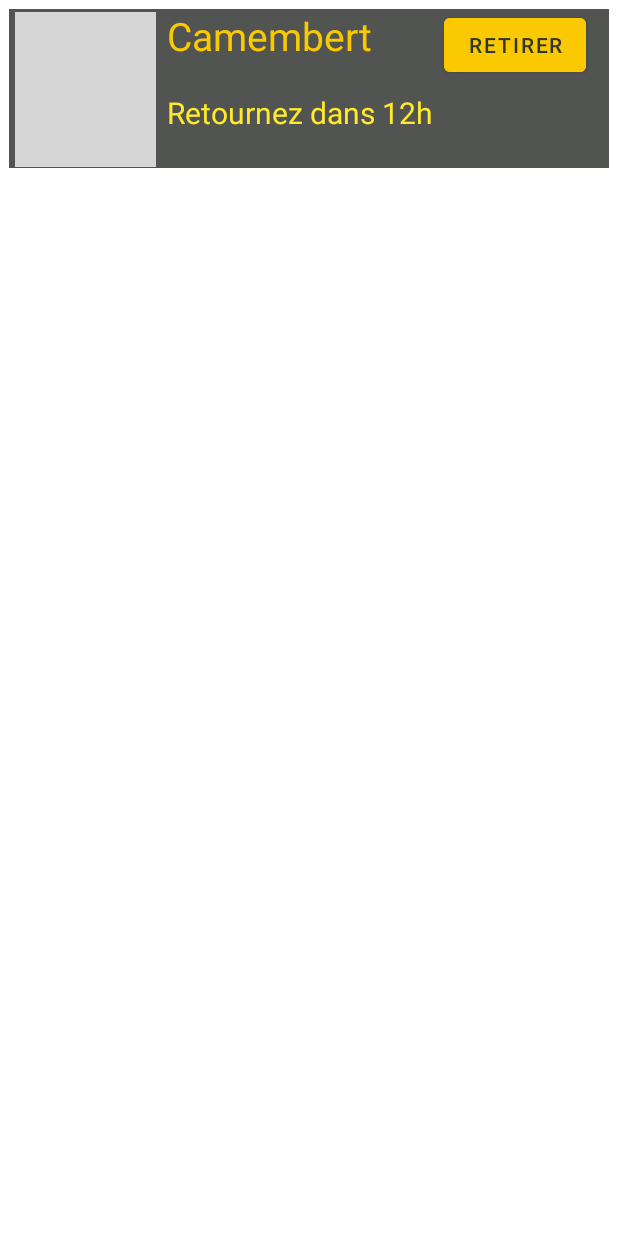
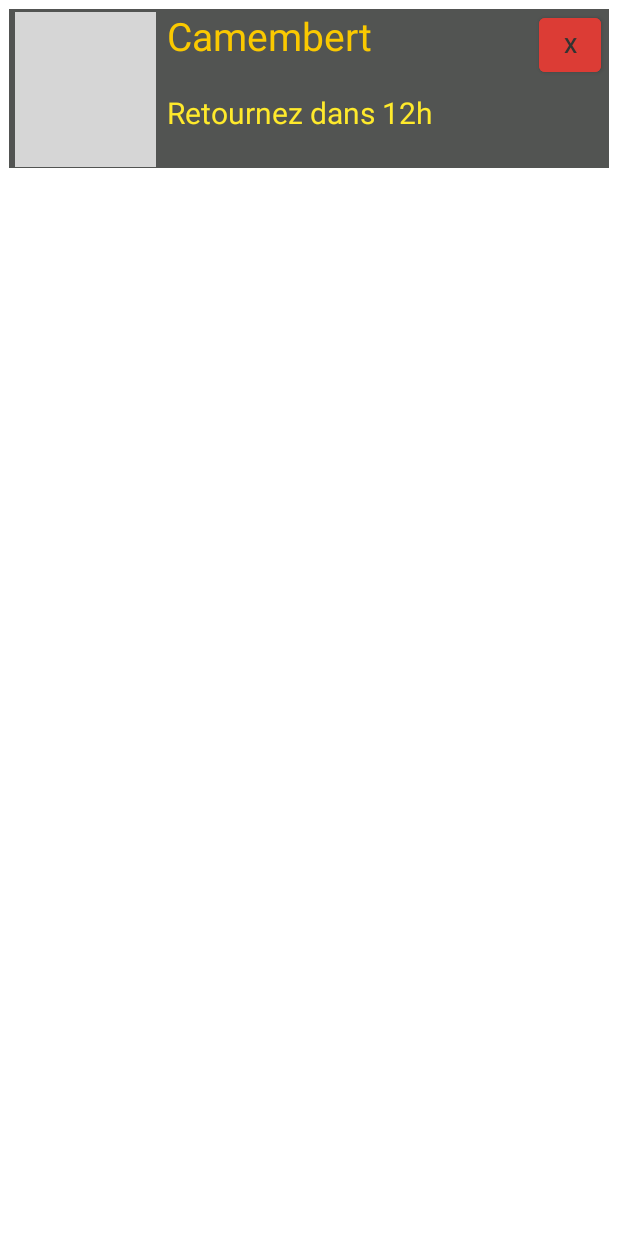
Before and after one commit to UneGrandChevr/fromage, an Android app: the layout itemlayout.xml on its own in the app's theme, with its tools: preview values and no code run, on a phone screen of 412 x 824 dp. Run offline under Robolectric (Android 15) with nearby library versions, the phone set to English and light mode, and no system bars; grey boxes are pictures that could not be loaded.

Commit message:
Changement du thème de couleurs

```diff
--- a/app/src/main/res/layout/itemlayout.xml
+++ b/app/src/main/res/layout/itemlayout.xml
@@ -42,15 +42,15 @@
 
         <Button
             android:id="@+id/buttonRetirer"
-            android:layout_width="wrap_content"
+            android:layout_width="41dp"
             android:layout_height="wrap_content"
-            android:layout_marginStart="290dp"
-            android:layout_marginEnd="12dp"
-            android:backgroundTint="#FAC900"
+            android:layout_gravity="end"
+            android:layout_marginEnd="5dp"
+            android:backgroundTint="#DC3C35"
             android:elevation="2dp"
             android:paddingHorizontal="16dp"
             android:paddingVertical="6dp"
-            android:text="Retirer"
+            android:text="X"
             android:textColor="#323432"
             android:textSize="14sp" />
     </FrameLayout>
```
